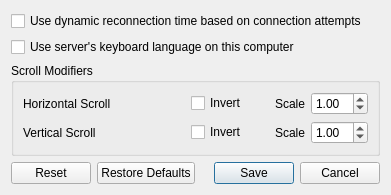
Above: src/lib/gui/dialogs/ClientConfigDialog.ui from deskflow/deskflow before the change. Below: the same form after it.
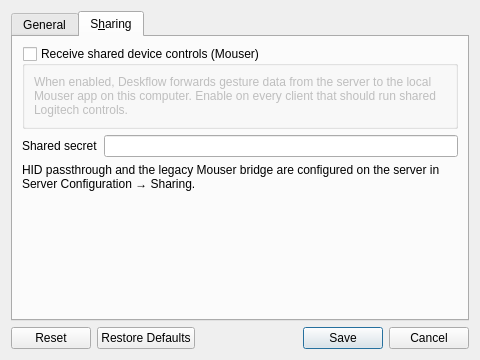
That is the form after the change. The open tabs and pages were chosen to show the change.

Commit message:
fix(gui): themed screen icons and sharing config polish
Add themedIcon helpers for server layout screens, extend client/server
sharing dialogs, and sync translation catalogs.

Diff of the .ui file:
```diff
--- a/src/lib/gui/dialogs/ClientConfigDialog.ui
+++ b/src/lib/gui/dialogs/ClientConfigDialog.ui
@@ -6,12 +6,12 @@
    <rect>
     <x>0</x>
     <y>0</y>
-    <width>391</width>
-    <height>176</height>
+    <width>480</width>
+    <height>360</height>
    </rect>
   </property>
   <property name="sizePolicy">
-   <sizepolicy hsizetype="Maximum" vsizetype="Maximum">
+   <sizepolicy hsizetype="Preferred" vsizetype="Preferred">
     <horstretch>0</horstretch>
     <verstretch>0</verstretch>
    </sizepolicy>
@@ -21,6 +21,16 @@
   </property>
   <layout class="QVBoxLayout" name="verticalLayout">
    <item>
+    <widget class="QTabWidget" name="tabWidget">
+     <property name="currentIndex">
+      <number>0</number>
+     </property>
+     <widget class="QWidget" name="tabGeneral">
+      <attribute name="title">
+       <string>General</string>
+      </attribute>
+      <layout class="QVBoxLayout" name="verticalLayoutGeneral">
+       <item>
     <widget class="QCheckBox" name="cbDynamicConnectTime">
      <property name="toolTip">
       <string>&lt;html&gt;&lt;head/&gt;&lt;body&gt;&lt;p&gt;Allow the client to slow the rate it attempts to reconnect to the server when connections attempts are failing. The delay between connection attempts will  start at 1 second intervals and can be a maxium of 5 minutes between connection attempts.&lt;/p&gt;&lt;/body&gt;&lt;/html&gt;</string>
@@ -162,6 +172,96 @@
        </widget>
       </item>
      </layout>
+        </widget>
+       </item>
+       <item>
+        <spacer name="verticalSpacerGeneral">
+         <property name="orientation">
+          <enum>Qt::Orientation::Vertical</enum>
+         </property>
+         <property name="sizeHint" stdset="0">
+          <size>
+           <width>20</width>
+           <height>40</height>
+          </size>
+         </property>
+        </spacer>
+       </item>
+      </layout>
+     </widget>
+     <widget class="QWidget" name="tabSharing">
+      <attribute name="title">
+       <string>S&amp;haring</string>
+      </attribute>
+      <layout class="QVBoxLayout" name="verticalLayoutSharing">
+       <item>
+        <widget class="QGroupBox" name="groupMouserClient">
+         <property name="title">
+          <string>Receive shared device controls (Mouser)</string>
+         </property>
+         <property name="checkable">
+          <bool>true</bool>
+         </property>
+         <property name="checked">
+          <bool>false</bool>
+         </property>
+         <layout class="QVBoxLayout" name="verticalLayoutMouserClient">
+          <item>
+           <widget class="QLabel" name="lblMouserClientHelp">
+            <property name="text">
+             <string>When enabled, Deskflow forwards gesture data from the server to the local Mouser app on this computer. Enable on every client that should run shared Logitech controls.</string>
+            </property>
+            <property name="wordWrap">
+             <bool>true</bool>
+            </property>
+           </widget>
+          </item>
+         </layout>
+        </widget>
+       </item>
+       <item>
+        <layout class="QHBoxLayout" name="horizontalLayoutSecret">
+         <item>
+          <widget class="QLabel" name="lblMouserToken">
+           <property name="text">
+            <string>Shared secret</string>
+           </property>
+          </widget>
+         </item>
+         <item>
+          <widget class="QLineEdit" name="lineMouserToken">
+           <property name="toolTip">
+            <string>&lt;html&gt;A password shared between Deskflow and the Mouser app on this computer. Use the &lt;b&gt;same&lt;/b&gt; value on every computer and in each machine's Mouser settings.&lt;/html&gt;</string>
+           </property>
+          </widget>
+         </item>
+        </layout>
+       </item>
+       <item>
+        <widget class="QLabel" name="lblSharingServerNote">
+         <property name="text">
+          <string>HID passthrough and the legacy Mouser bridge are configured on the server in Server Configuration → Sharing.</string>
+         </property>
+         <property name="wordWrap">
+          <bool>true</bool>
+         </property>
+        </widget>
+       </item>
+       <item>
+        <spacer name="verticalSpacerSharing">
+         <property name="orientation">
+          <enum>Qt::Orientation::Vertical</enum>
+         </property>
+         <property name="sizeHint" stdset="0">
+          <size>
+           <width>20</width>
+           <height>40</height>
+          </size>
+         </property>
+        </spacer>
+       </item>
+      </layout>
+     </widget>
     </widget>
    </item>
    <item>
```
Lines whose indentation alone changed are shown as unchanged. The commit also changes 12 other files.
